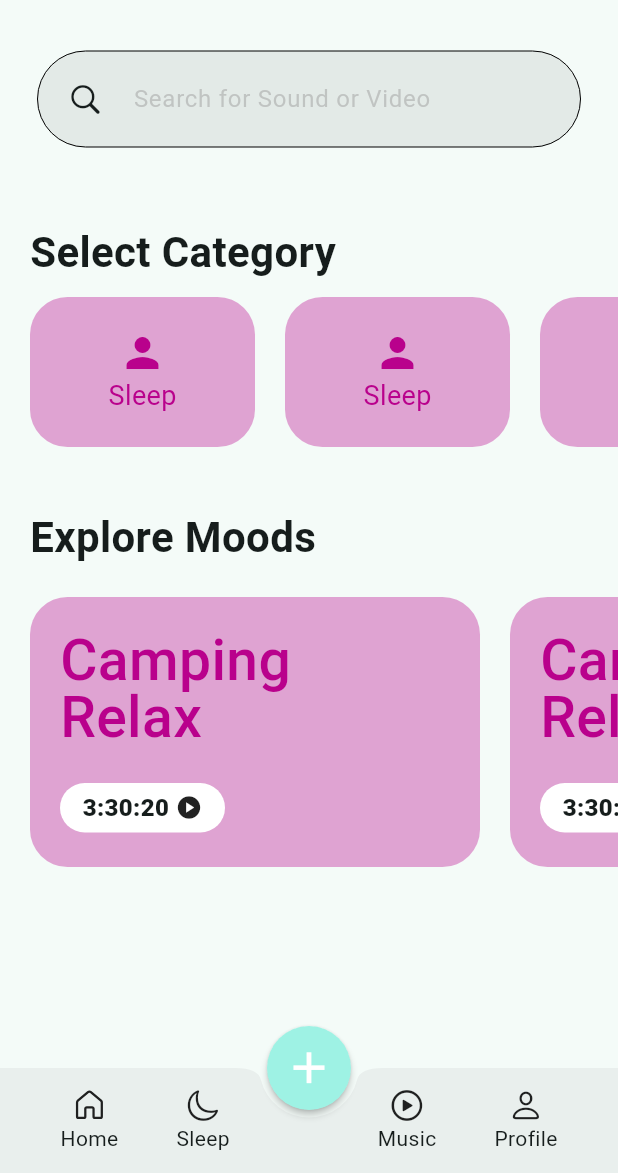
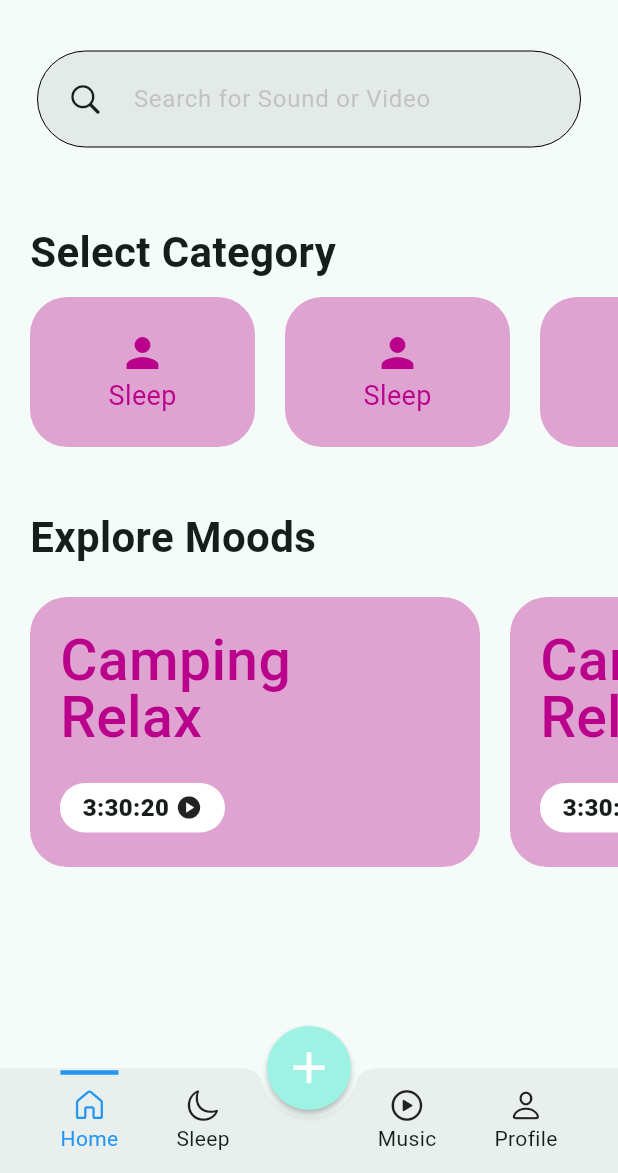
Before and after one commit to axornam/sleep_magic, a Flutter app: the MainPage screen opened directly, on a phone screen of 412 x 824 dp, the part 63-1236 px from its top. Run offline on Flutter 3.47's test engine with Material 3 defaults, Android fonts, the phone set to English and light mode, and no system bars; our stand-ins replace fluentui_system_icons.

Commit message:
add bottom-bar current screen indicator

```diff
--- a/lib/screens/main_page.dart
+++ b/lib/screens/main_page.dart
@@ -51,41 +51,61 @@ class _MainPageState extends State<MainPage> {
           mainAxisSize: MainAxisSize.max,
           mainAxisAlignment: MainAxisAlignment.spaceAround,
           children: [
-            Padding(
+            Container(
               padding: const EdgeInsets.only(left: 5),
+              decoration:
+                  _screenId == 'home' ? _buildTabIndicator('home') : null,
               child: InkWell(
                 onTap: () {
                   debugPrint("Home");
                   _changeScreen("home");
                 },
                 borderRadius: BorderRadius.circular(50),
-                child: const Column(
+                child: Column(
                   mainAxisSize: MainAxisSize.min,
                   children: [
-                    Icon(FluentIcons.home_12_regular),
-                    Text("Home"),
+                    Icon(
+                      FluentIcons.home_12_regular,
+                      color: _screenId == "home" ? Colors.blue : null,
+                    ),
+                    Text(
+                      "Home",
+                      style: TextStyle(
+                        color: _screenId == "home" ? Colors.blue : null,
+                      ),
+                    ),
                   ],
                 ),
               ),
             ),
-            Padding(
+            Container(
               padding: const EdgeInsets.only(right: 30),
+              decoration:
+                  _screenId == 'sleep' ? _buildTabIndicator('sleep') : null,
               child: InkWell(
                 onTap: () {
                   debugPrint("Sleep");
                   _changeScreen("sleep");
                 },
                 borderRadius: BorderRadius.circular(50),
-                child: const Column(
+                child: Column(
                   mainAxisSize: MainAxisSize.min,
                   children: [
-                    Icon(CupertinoIcons.moon),
-                    Text("Sleep"),
+                    Icon(
+                      CupertinoIcons.moon,
+                      color: _screenId == "sleep" ? Colors.blue : null,
+                    ),
+                    Text(
+                      "Sleep",
+                      style: TextStyle(
+                        color: _screenId == "sleep" ? Colors.blue : null,
+                      ),
+                    ),
                   ],
                 ),
               ),
             ),
-            Padding(
+            Container(
               padding: const EdgeInsets.only(left: 30),
               child: InkWell(
                 borderRadius: BorderRadius.circular(50),
@@ -106,7 +126,7 @@ class _MainPageState extends State<MainPage> {
                 ),
               ),
             ),
-            Padding(
+            Container(
               padding: const EdgeInsets.only(right: 5),
               child: InkWell(
                 onTap: () {
@@ -134,6 +154,17 @@ class _MainPageState extends State<MainPage> {
     );
   }
 
+  _buildTabIndicator(String id) {
+    final EdgeInsets insets = id == 'sleep'
+        ? const EdgeInsets.only(bottom: 52.5, left: 0, right: 30)
+        : const EdgeInsets.only(bottom: 52.5, left: 5);
+
+    return UnderlineTabIndicator(
+      borderSide: const BorderSide(color: Colors.blue, width: 3),
+      insets: insets,
+    );
+  }
+
   _changeScreen(String screenId) async {
     await Future.delayed(const Duration(milliseconds: 300));
     // change screens logic
```
